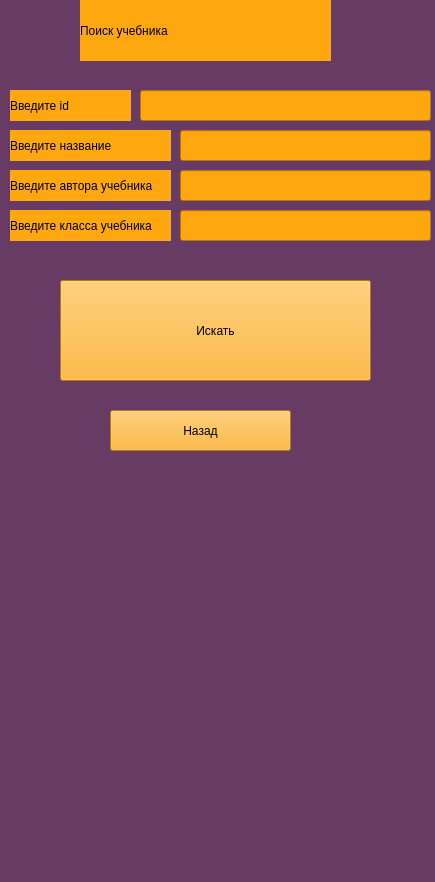
Old version of the form data/searching_book.ui in the repository geoiva05/clever_placing.
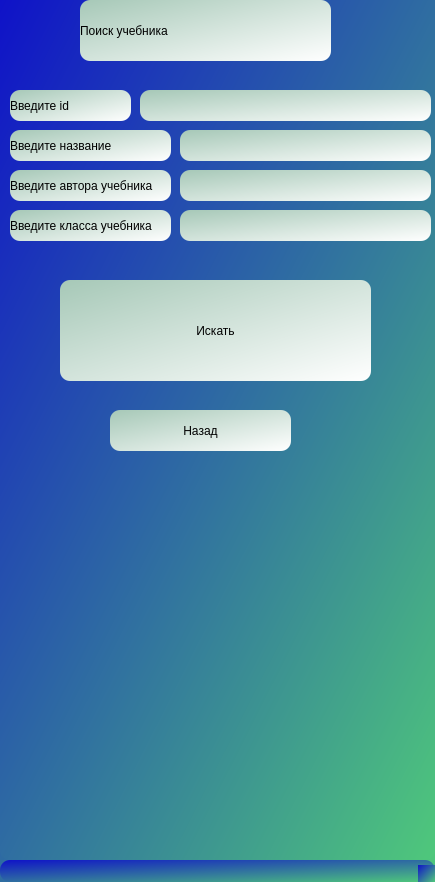
New version of the form.

What changed in the file:
```diff
--- a/data/searching_book.ui
+++ b/data/searching_book.ui
@@ -14,7 +14,8 @@
    <string>MainWindow</string>
   </property>
   <property name="styleSheet">
-   <string notr="true">background-color: rgb(103, 59, 99);</string>
+   <string notr="true">background-color: qlineargradient(spread:pad, x1:0, y1:0, x2:1, y2:1, stop:0 rgba(15, 18, 200, 255), stop:1 rgba(79, 200, 123, 255));
+border-radius: 10px;</string>
   </property>
   <widget class="QWidget" name="centralwidget">
    <widget class="QLabel" name="label_4">
@@ -33,7 +34,7 @@
      <string>&lt;html&gt;&lt;head/&gt;&lt;body&gt;&lt;p align=&quot;center&quot;&gt;Редактирование ученика&lt;/p&gt;&lt;/body&gt;&lt;/html&gt;</string>
     </property>
     <property name="styleSheet">
-     <string notr="true">background-color: rgb(255, 167, 15);</string>
+     <string notr="true">background-color: qlineargradient(spread:pad, x1:0, y1:0, x2:1, y2:1, stop:0 rgba(166, 200, 183, 255), stop:1 rgba(255, 255, 255, 255));</string>
     </property>
     <property name="text">
      <string>Поиск учебника</string>
@@ -49,7 +50,7 @@
      </rect>
     </property>
     <property name="styleSheet">
-     <string notr="true">background-color: rgb(255, 167, 15);</string>
+     <string notr="true">background-color: qlineargradient(spread:pad, x1:0, y1:0, x2:1, y2:1, stop:0 rgba(166, 200, 183, 255), stop:1 rgba(255, 255, 255, 255));</string>
     </property>
    </widget>
    <widget class="QLineEdit" name="author">
@@ -62,7 +63,7 @@
      </rect>
     </property>
     <property name="styleSheet">
-     <string notr="true">background-color: rgb(255, 167, 15);</string>
+     <string notr="true">background-color: qlineargradient(spread:pad, x1:0, y1:0, x2:1, y2:1, stop:0 rgba(166, 200, 183, 255), stop:1 rgba(255, 255, 255, 255));</string>
     </property>
    </widget>
    <widget class="QLabel" name="label_3">
@@ -75,7 +76,7 @@
      </rect>
     </property>
     <property name="styleSheet">
-     <string notr="true">background-color: rgb(255, 167, 15);</string>
+     <string notr="true">background-color: qlineargradient(spread:pad, x1:0, y1:0, x2:1, y2:1, stop:0 rgba(166, 200, 183, 255), stop:1 rgba(255, 255, 255, 255));</string>
     </property>
     <property name="text">
      <string>Введите название</string>
@@ -91,7 +92,7 @@
      </rect>
     </property>
     <property name="styleSheet">
-     <string notr="true">background-color: rgb(255, 167, 15);</string>
+     <string notr="true">background-color: qlineargradient(spread:pad, x1:0, y1:0, x2:1, y2:1, stop:0 rgba(166, 200, 183, 255), stop:1 rgba(255, 255, 255, 255));</string>
     </property>
     <property name="text">
      <string>Введите автора учебника</string>
@@ -107,7 +108,7 @@
      </rect>
     </property>
     <property name="styleSheet">
-     <string notr="true">background-color: rgb(255, 167, 15);</string>
+     <string notr="true">background-color: qlineargradient(spread:pad, x1:0, y1:0, x2:1, y2:1, stop:0 rgba(166, 200, 183, 255), stop:1 rgba(255, 255, 255, 255));</string>
     </property>
     <property name="text">
      <string>Введите id</string>
@@ -123,7 +124,7 @@
      </rect>
     </property>
     <property name="styleSheet">
-     <string notr="true">background-color: rgb(255, 167, 15);</string>
+     <string notr="true">background-color: qlineargradient(spread:pad, x1:0, y1:0, x2:1, y2:1, stop:0 rgba(166, 200, 183, 255), stop:1 rgba(255, 255, 255, 255));</string>
     </property>
    </widget>
    <widget class="QPushButton" name="finish">
@@ -136,7 +137,7 @@
      </rect>
     </property>
     <property name="styleSheet">
-     <string notr="true">background-color: rgb(255, 167, 15);</string>
+     <string notr="true">background-color: qlineargradient(spread:pad, x1:0, y1:0, x2:1, y2:1, stop:0 rgba(166, 200, 183, 255), stop:1 rgba(255, 255, 255, 255));</string>
     </property>
     <property name="text">
      <string>Искать</string>
@@ -152,7 +153,7 @@
      </rect>
     </property>
     <property name="styleSheet">
-     <string notr="true">background-color: rgb(255, 167, 15);</string>
+     <string notr="true">background-color: qlineargradient(spread:pad, x1:0, y1:0, x2:1, y2:1, stop:0 rgba(166, 200, 183, 255), stop:1 rgba(255, 255, 255, 255));</string>
     </property>
     <property name="text">
      <string>Назад</string>
@@ -168,7 +169,7 @@
      </rect>
     </property>
     <property name="styleSheet">
-     <string notr="true">background-color: rgb(255, 167, 15);</string>
+     <string notr="true">background-color: qlineargradient(spread:pad, x1:0, y1:0, x2:1, y2:1, stop:0 rgba(166, 200, 183, 255), stop:1 rgba(255, 255, 255, 255));</string>
     </property>
     <property name="text">
      <string>Введите класса учебника</string>
@@ -184,7 +185,7 @@
      </rect>
     </property>
     <property name="styleSheet">
-     <string notr="true">background-color: rgb(255, 167, 15);</string>
+     <string notr="true">background-color: qlineargradient(spread:pad, x1:0, y1:0, x2:1, y2:1, stop:0 rgba(166, 200, 183, 255), stop:1 rgba(255, 255, 255, 255));</string>
     </property>
    </widget>
   </widget>
```
Left out of the diff: 2 changed lines with no effect on the pictures.
